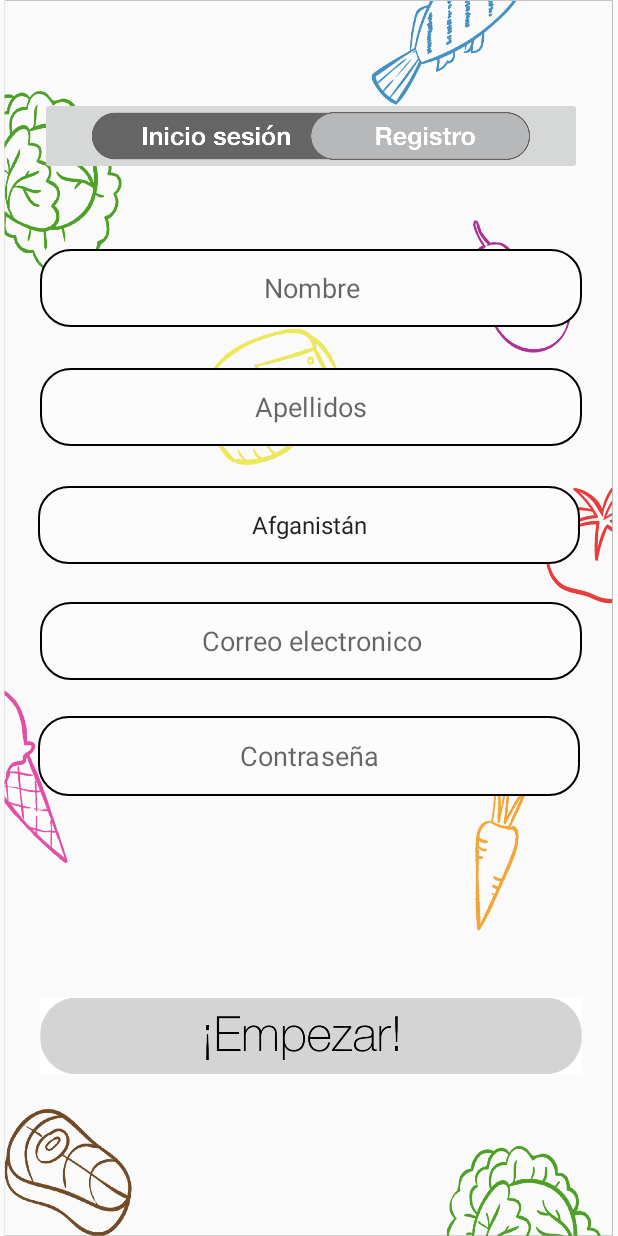
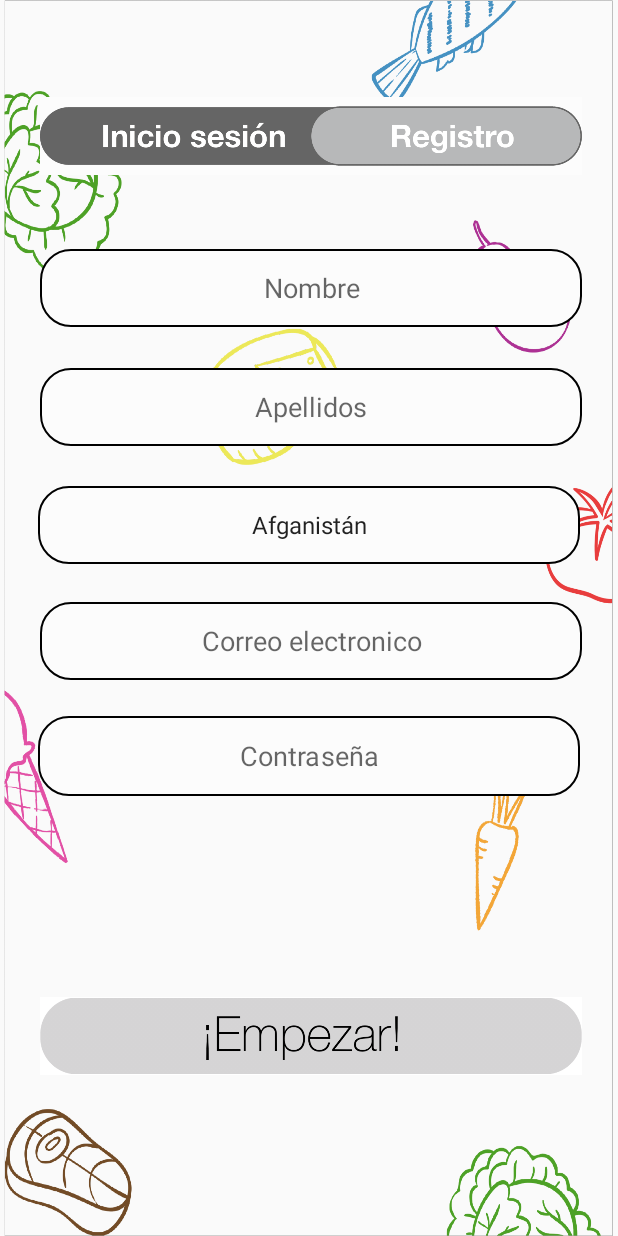
Before and after one commit to bovacu/Foodamental, an Android app: the Registro_activity screen opened directly, with no data from a screen before it, on a phone screen of 412 x 824 dp. Run offline under Robolectric (Android 15) with nearby library versions, the phone set to English and light mode, and no system bars; our stand-ins replace Firebase (no records; nobody signed in at launch, a user with empty details on screens opened directly).

Commit message:
-Un arreglo tonto

```diff
--- a/app/src/main/res/layout/activity_registro_activity.xml
+++ b/app/src/main/res/layout/activity_registro_activity.xml
@@ -153,12 +153,6 @@ tools:context=".Registro_activity">
 
     <ImageButton
         android:id="@+id/buttonIni"
-        android:onClick="onClickInicioSesion"
-        app:srcCompat="@drawable/registro"
-        app:layout_constraintBottom_toBottomOf="parent"
-        app:layout_constraintEnd_toEndOf="parent"
-        app:layout_constraintStart_toStartOf="parent"
-        app:layout_constraintTop_toTopOf="parent"
         android:layout_width="361dp"
         android:layout_height="52dp"
         android:layout_marginStart="8dp"
@@ -166,10 +160,18 @@ tools:context=".Registro_activity">
         android:layout_marginTop="8dp"
         android:layout_marginEnd="8dp"
         android:layout_marginRight="8dp"
+        android:background="#FCFCFC"
+        android:onClick="onClickInicioSesion"
         android:scaleType="fitCenter"
+        app:layout_constraintBottom_toBottomOf="@+id/linearLayout2"
+        app:layout_constraintEnd_toEndOf="parent"
+        app:layout_constraintHorizontal_bias="0.529"
+        app:layout_constraintStart_toStartOf="parent"
+        app:layout_constraintTop_toTopOf="@+id/linearLayout2"
         app:layout_constraintVertical_bias="0.074"
-        app:layout_constraintHorizontal_bias="0.529"
-        />
+        app:srcCompat="@drawable/registro" />
+
+
 
 
 </android.support.constraint.ConstraintLayout>
```
